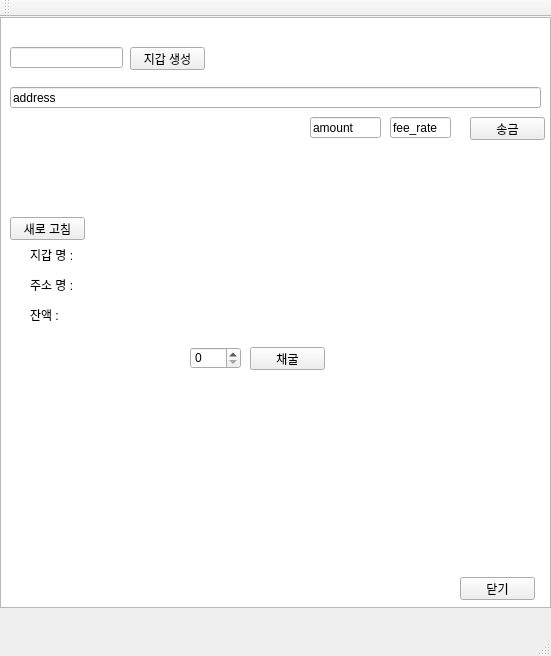
Above: BTL_GUI/BTL_GUI.ui from Crypthobin/BTL_GUI before the change. Below: the same form after it.
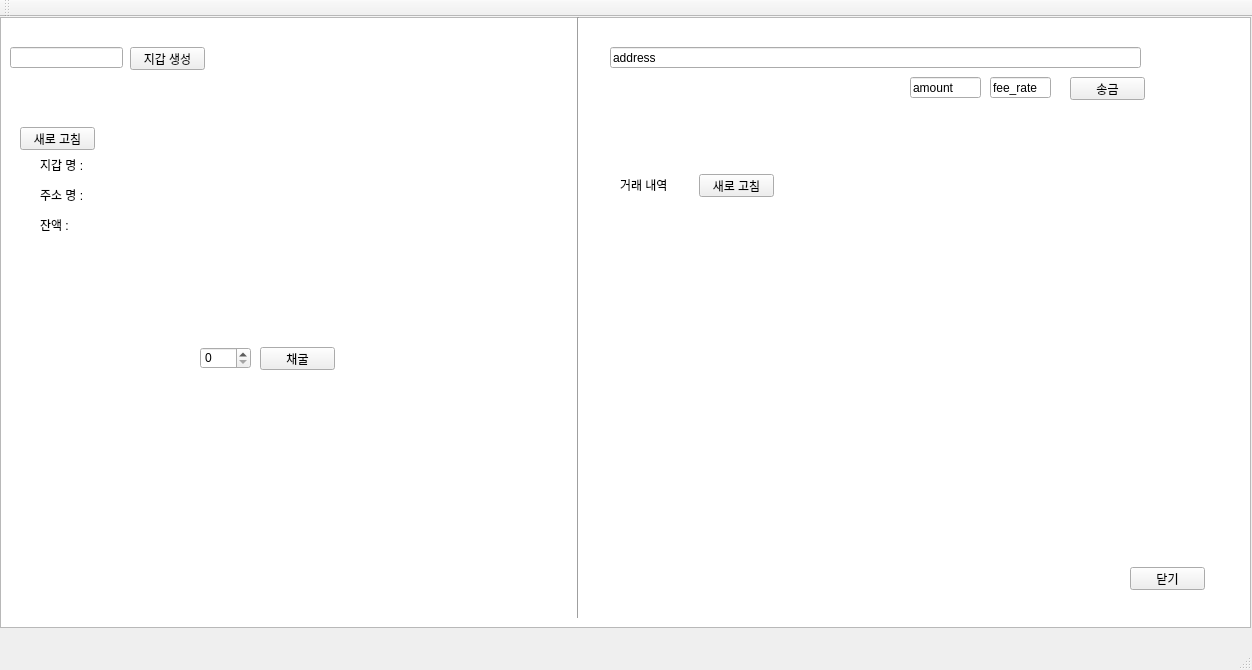
That is the form after the change.

What changed in the file:
```diff
--- a/BTL_GUI/BTL_GUI.ui
+++ b/BTL_GUI/BTL_GUI.ui
@@ -6,8 +6,8 @@
    <rect>
     <x>0</x>
     <y>0</y>
-    <width>551</width>
-    <height>656</height>
+    <width>1252</width>
+    <height>670</height>
    </rect>
   </property>
   <property name="windowTitle">
@@ -17,8 +17,8 @@
    <widget class="QPushButton" name="closeBtn">
     <property name="geometry">
      <rect>
-      <x>460</x>
-      <y>560</y>
+      <x>1130</x>
+      <y>550</y>
       <width>75</width>
       <height>23</height>
      </rect>
@@ -45,8 +45,8 @@
      <rect>
       <x>0</x>
       <y>0</y>
-      <width>551</width>
-      <height>591</height>
+      <width>1251</width>
+      <height>611</height>
      </rect>
     </property>
    </widget>
@@ -63,8 +63,8 @@
    <widget class="QLabel" name="walletlabel">
     <property name="geometry">
      <rect>
-      <x>100</x>
-      <y>220</y>
+      <x>110</x>
+      <y>130</y>
       <width>121</width>
       <height>31</height>
      </rect>
@@ -76,8 +76,8 @@
    <widget class="QLabel" name="label">
     <property name="geometry">
      <rect>
-      <x>30</x>
-      <y>230</y>
+      <x>40</x>
+      <y>140</y>
       <width>61</width>
       <height>16</height>
      </rect>
@@ -89,8 +89,8 @@
    <widget class="QLabel" name="label_2">
     <property name="geometry">
      <rect>
-      <x>30</x>
-      <y>260</y>
+      <x>40</x>
+      <y>170</y>
       <width>64</width>
       <height>15</height>
      </rect>
@@ -102,8 +102,8 @@
    <widget class="QPushButton" name="resetwallet">
     <property name="geometry">
      <rect>
-      <x>10</x>
-      <y>200</y>
+      <x>20</x>
+      <y>110</y>
       <width>75</width>
       <height>23</height>
      </rect>
@@ -115,7 +115,7 @@
    <widget class="QPushButton" name="mining">
     <property name="geometry">
      <rect>
-      <x>250</x>
+      <x>260</x>
       <y>330</y>
       <width>75</width>
       <height>23</height>
@@ -128,7 +128,7 @@
    <widget class="QSpinBox" name="miningcount">
     <property name="geometry">
      <rect>
-      <x>190</x>
+      <x>200</x>
       <y>330</y>
       <width>51</width>
       <height>22</height>
@@ -141,8 +141,8 @@
    <widget class="QLabel" name="addresslabel">
     <property name="geometry">
      <rect>
-      <x>100</x>
-      <y>250</y>
+      <x>110</x>
+      <y>160</y>
       <width>431</width>
       <height>31</height>
      </rect>
@@ -154,8 +154,8 @@
    <widget class="QLabel" name="label_3">
     <property name="geometry">
      <rect>
-      <x>30</x>
-      <y>290</y>
+      <x>40</x>
+      <y>200</y>
       <width>64</width>
       <height>15</height>
      </rect>
@@ -167,8 +167,8 @@
    <widget class="QLabel" name="balancelabel">
     <property name="geometry">
      <rect>
-      <x>100</x>
-      <y>290</y>
+      <x>110</x>
+      <y>200</y>
       <width>121</width>
       <height>31</height>
      </rect>
@@ -180,8 +180,8 @@
    <widget class="QLineEdit" name="sendaddr">
     <property name="geometry">
      <rect>
-      <x>10</x>
-      <y>70</y>
+      <x>610</x>
+      <y>30</y>
       <width>531</width>
       <height>21</height>
      </rect>
@@ -193,8 +193,8 @@
    <widget class="QLineEdit" name="amount">
     <property name="geometry">
      <rect>
-      <x>310</x>
-      <y>100</y>
+      <x>910</x>
+      <y>60</y>
       <width>71</width>
       <height>21</height>
      </rect>
@@ -206,8 +206,8 @@
    <widget class="QPushButton" name="send">
     <property name="geometry">
      <rect>
-      <x>470</x>
-      <y>100</y>
+      <x>1070</x>
+      <y>60</y>
       <width>75</width>
       <height>23</height>
      </rect>
@@ -219,8 +219,8 @@
    <widget class="QLineEdit" name="fee_rate">
     <property name="geometry">
      <rect>
-      <x>390</x>
-      <y>100</y>
+      <x>990</x>
+      <y>60</y>
       <width>61</width>
       <height>21</height>
      </rect>
@@ -232,8 +232,8 @@
    <widget class="QLabel" name="sendresult">
     <property name="geometry">
      <rect>
-      <x>10</x>
-      <y>130</y>
+      <x>610</x>
+      <y>90</y>
       <width>531</width>
       <height>51</height>
      </rect>
@@ -245,7 +245,7 @@
    <widget class="QLabel" name="miningresult">
     <property name="geometry">
      <rect>
-      <x>10</x>
+      <x>20</x>
       <y>380</y>
       <width>531</width>
       <height>161</height>
@@ -255,6 +255,58 @@
      <string/>
     </property>
    </widget>
+   <widget class="Line" name="line">
+    <property name="geometry">
+     <rect>
+      <x>570</x>
+      <y>0</y>
+      <width>16</width>
+      <height>601</height>
+     </rect>
+    </property>
+    <property name="orientation">
+     <enum>Qt::Vertical</enum>
+    </property>
+   </widget>
+   <widget class="QLabel" name="label_4">
+    <property name="geometry">
+     <rect>
+      <x>620</x>
+      <y>160</y>
+      <width>71</width>
+      <height>16</height>
+     </rect>
+    </property>
+    <property name="text">
+     <string>거래 내역</string>
+    </property>
+   </widget>
+   <widget class="QPushButton" name="resettx">
+    <property name="geometry">
+     <rect>
+      <x>699</x>
+      <y>157</y>
+      <width>75</width>
+      <height>23</height>
+     </rect>
+    </property>
+    <property name="text">
+     <string>새로 고침</string>
+    </property>
+   </widget>
+   <widget class="QLabel" name="txresult">
+    <property name="geometry">
+     <rect>
+      <x>620</x>
+      <y>200</y>
+      <width>581</width>
+      <height>311</height>
+     </rect>
+    </property>
+    <property name="text">
+     <string/>
+    </property>
+   </widget>
    <zorder>graphicsView</zorder>
    <zorder>closeBtn</zorder>
    <zorder>createWallet</zorder>
@@ -274,13 +326,17 @@
    <zorder>fee_rate</zorder>
    <zorder>sendresult</zorder>
    <zorder>miningresult</zorder>
+   <zorder>line</zorder>
+   <zorder>label_4</zorder>
+   <zorder>resettx</zorder>
+   <zorder>txresult</zorder>
   </widget>
   <widget class="QMenuBar" name="menuBar">
    <property name="geometry">
     <rect>
      <x>0</x>
      <y>0</y>
-     <width>551</width>
+     <width>1252</width>
      <height>26</height>
     </rect>
    </property>
```
